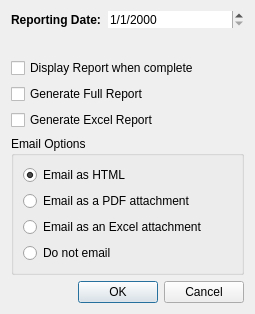
The window that plugins/includes/dialogStatusRptOptions.ui (kestermckinney/ProjectNotes) describes before a commit, drawn with Qt 5.
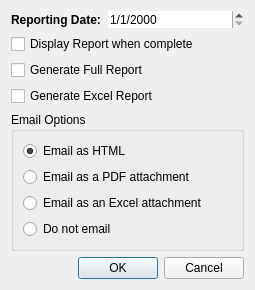
The same window after the commit.

Diff of the .ui file:
```diff
--- a/plugins/includes/dialogStatusRptOptions.ui
+++ b/plugins/includes/dialogStatusRptOptions.ui
@@ -7,7 +7,7 @@
     <x>0</x>
     <y>0</y>
     <width>255</width>
-    <height>314</height>
+    <height>266</height>
    </rect>
   </property>
   <property name="sizePolicy">
```
Left out of the diff: 2 changed lines with no effect on the pictures.
